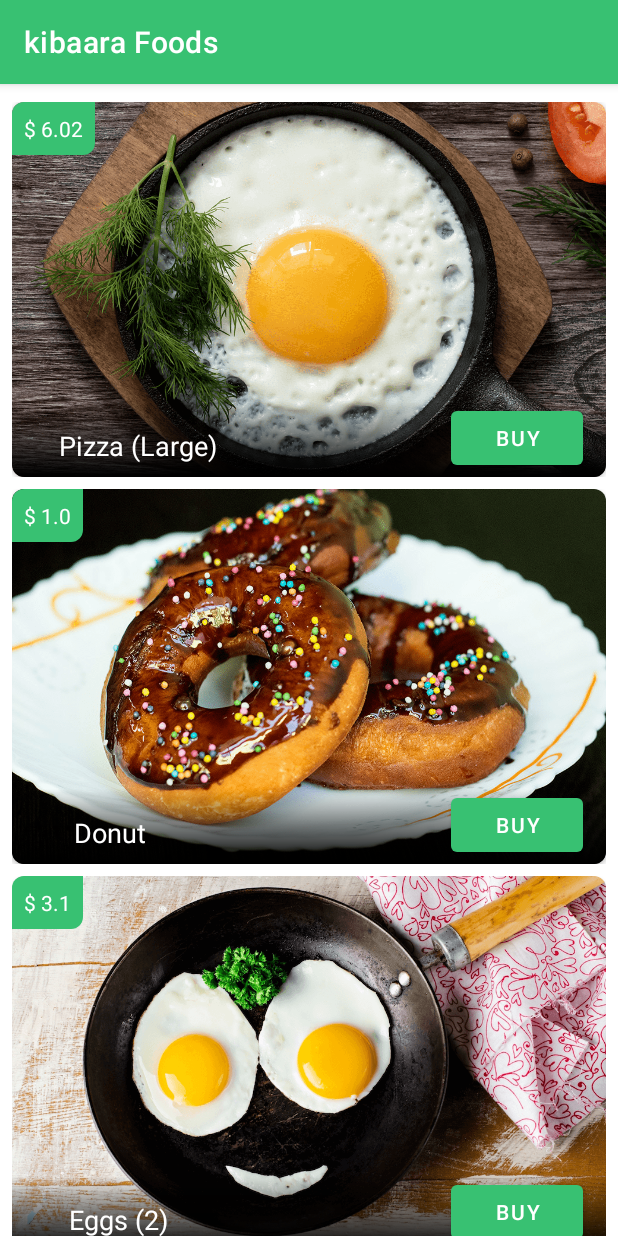
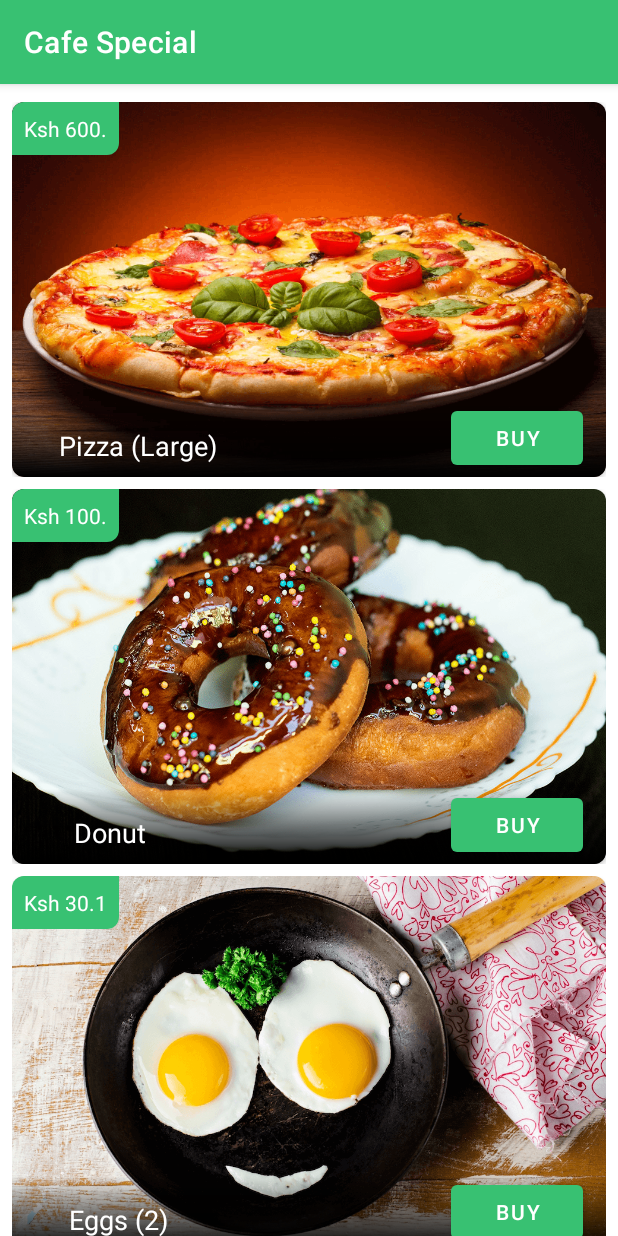
Before and after one commit to Ericgacoki/CarloFoods, an Android app: the screen it shows after launch (MainActivity), on a phone screen of 412 x 824 dp. Run offline under Robolectric (Android 15) with nearby library versions, the phone set to English and light mode, and no system bars.

Commit message:
minor updates

```diff
--- a/app/src/main/AndroidManifest.xml
+++ b/app/src/main/AndroidManifest.xml
@@ -5,7 +5,7 @@
     <application
         android:allowBackup="true"
         android:icon="@mipmap/ic_launcher"
-        android:label="kibaara Foods"
+        android:label="Cafe Special"
         android:roundIcon="@mipmap/ic_launcher_round"
         android:supportsRtl="true"
         android:theme="@style/Theme.CarloFoods">
--- a/app/src/main/java/com/carlo/carlofoods/adapter/FoodAdapter.kt
+++ b/app/src/main/java/com/carlo/carlofoods/adapter/FoodAdapter.kt
@@ -38,7 +38,7 @@ class FoodAdapter(val onClick: ClickedFood) : RecyclerView.Adapter<FoodAdapter.F
             foodItem.apply {
                 foodImage.load(food.image)
                 foodName.text = food.title
-                foodPrice.text = "$ ${food.price}" as String // useless cast
+                foodPrice.text = "Ksh ${food.price}" as String // useless cast
             }
         }
 
--- a/app/src/main/java/com/carlo/carlofoods/model/DataRepository.kt
+++ b/app/src/main/java/com/carlo/carlofoods/model/DataRepository.kt
@@ -5,26 +5,25 @@ import com.carlo.carlofoods.R
 class DataRepository {
     fun getData(): List<FoodItem> {
         return listOf(
-            FoodItem(R.drawable.egg, "Pizza (Large)", 6.02F),
-            FoodItem(R.drawable.donut, "Donut", 1.00F),
-            FoodItem(R.drawable.eggs, "Eggs (2)", 3.10F),
-            FoodItem(R.drawable.cheese, "Cheese", 2.20F),
-            FoodItem(R.drawable.humbuger, "Hamburger ", 4.31F),
-            FoodItem(R.drawable.egg, "Egg", 0.33F),
-            FoodItem(R.drawable.butter, "Butter", 1.50F),
-            FoodItem(R.drawable.hamburger_cheese, "Burger Cheese", 5.66F),
-            FoodItem(R.drawable.pizza, "Pizza (Large)", 6.02F),
-            FoodItem(R.drawable.donut, "Donut", 1.00F),
-            FoodItem(R.drawable.eggs, "Eggs (2)", 3.10F),
-            FoodItem(R.drawable.cheese, "Cheese", 2.20F),
-            FoodItem(R.drawable.humbuger, "Hamburger ", 4.31F),
-            FoodItem(R.drawable.egg, "Egg", 0.33F),
-            FoodItem(R.drawable.butter, "Butter", 1.50F),
-            FoodItem(R.drawable.hamburger_cheese, "Burger Cheese", 5.66F),
-            FoodItem(R.drawable.humbuger, "Hamburger ", 4.31F),
-            FoodItem(R.drawable.egg, "Egg", 0.33F),
-            FoodItem(R.drawable.butter, "Butter", 1.50F),
-            FoodItem(R.drawable.hamburger_cheese, "Burger Cheese", 5.66F)
+            FoodItem(R.drawable.pizza, "Pizza (Large)", 600.02F),
+            FoodItem(R.drawable.donut, "Donut", 100.00F),
+            FoodItem(R.drawable.eggs, "Eggs (2)", 30.10F),
+            FoodItem(R.drawable.cheese, "Cheese", 220.20F),
+            FoodItem(R.drawable.humbuger, "Hamburger ", 80.31F),
+            FoodItem(R.drawable.egg, "Egg", 30.33F),
+            FoodItem(R.drawable.butter, "Butter", 100.50F),
+            FoodItem(R.drawable.donut, "Donut", 100.00F),
+            FoodItem(R.drawable.eggs, "Eggs (2)", 30.10F),
+            FoodItem(R.drawable.cheese, "Cheese", 220.20F),
+            FoodItem(R.drawable.humbuger, "Hamburger ", 80.31F),
+            FoodItem(R.drawable.egg, "Egg", 30.33F),
+            FoodItem(R.drawable.butter, "Butter", 100.50F),
+            FoodItem(R.drawable.donut, "Donut", 100.00F),
+            FoodItem(R.drawable.eggs, "Eggs (2)", 30.10F),
+            FoodItem(R.drawable.cheese, "Cheese", 220.20F),
+            FoodItem(R.drawable.humbuger, "Hamburger ", 80.31F),
+            FoodItem(R.drawable.egg, "Egg", 30.33F),
+            FoodItem(R.drawable.butter, "Butter", 100.50F),
         )
     }
 }
--- a/app/src/main/res/layout/raw_food_item.xml
+++ b/app/src/main/res/layout/raw_food_item.xml
@@ -34,7 +34,7 @@
                 android:id="@+id/foodPrice"
                 android:layout_width="wrap_content"
                 android:layout_height="wrap_content"
-                android:text="kes 7.25"
+                android:text="ksh 7.25"
                 android:maxLength="8"
                 android:textColor="@color/white"
                 android:padding="8dp"
```
